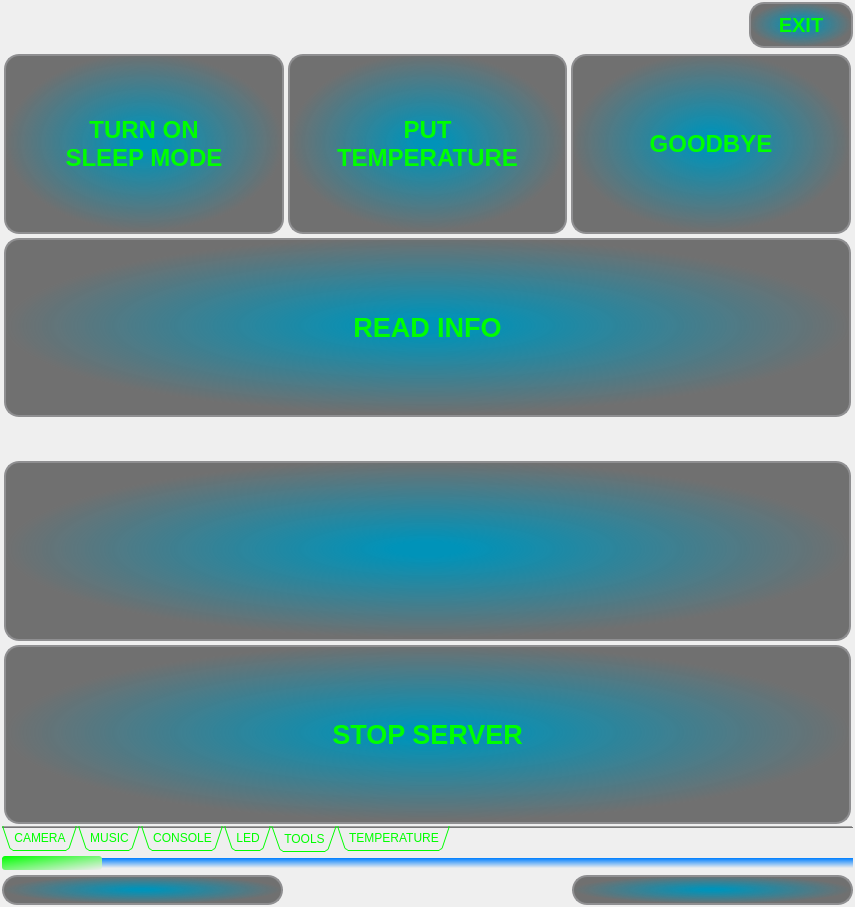
The window that iDom_Client/idom_client.ui (cyniu88/QT_kurs) describes before a commit, drawn with Qt 5.
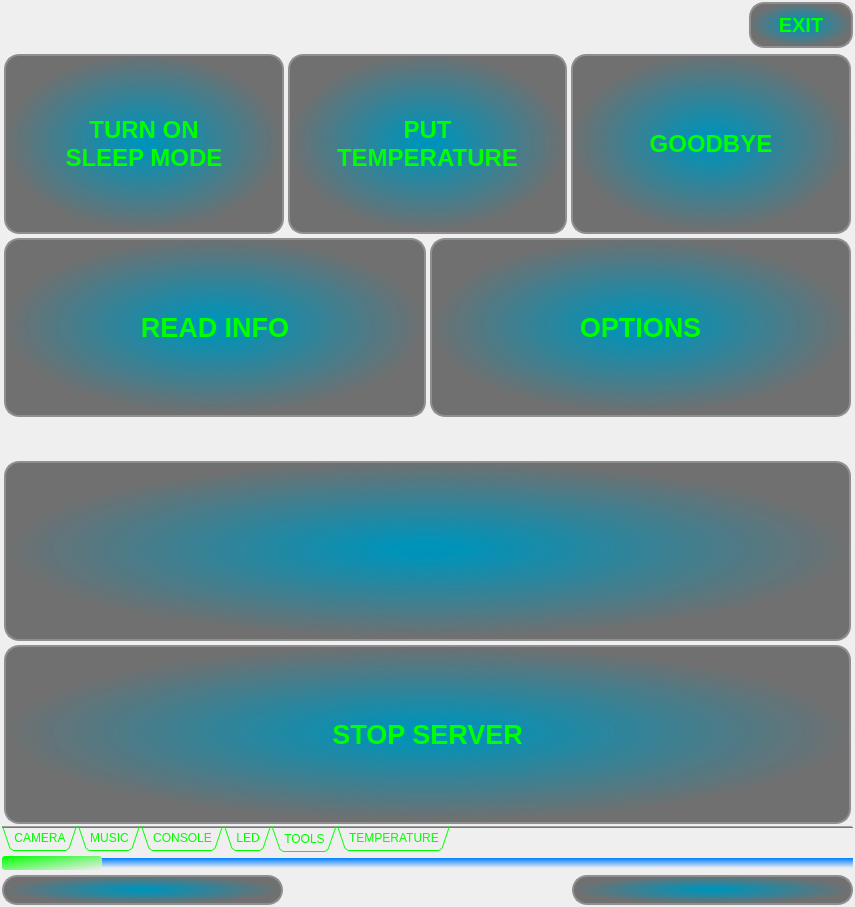
The same window after the commit. The open tabs and pages were chosen to show the change. Icons and pictures are not drawn.

The edit to the form file:
```diff
--- a/iDom_Client/idom_client.ui
+++ b/iDom_Client/idom_client.ui
@@ -98,7 +98,7 @@
        <enum>QTabWidget::Triangular</enum>
       </property>
       <property name="currentIndex">
-       <number>5</number>
+       <number>4</number>
       </property>
       <property name="iconSize">
        <size>
@@ -868,6 +868,11 @@
               <string>event temperature</string>
              </property>
             </item>
+            <item>
+             <property name="text">
+              <string>event RS232</string>
+             </property>
+            </item>
            </widget>
           </item>
           <item row="5" column="1">
@@ -1934,7 +1939,7 @@
         <string>kokoko</string>
        </attribute>
        <layout class="QGridLayout" name="gridLayout_11">
-        <item row="4" column="0">
+        <item row="5" column="0">
          <layout class="QGridLayout" name="gridLayout_12">
           <item row="0" column="0">
            <widget class="QPushButton" name="stopServerButton">
@@ -1972,36 +1977,6 @@
           </item>
          </layout>
         </item>
-        <item row="1" column="0">
-         <widget class="QPushButton" name="pushButton_ttsInfo">
-          <property name="sizePolicy">
-           <sizepolicy hsizetype="Minimum" vsizetype="Ignored">
-            <horstretch>0</horstretch>
-            <verstretch>0</verstretch>
-           </sizepolicy>
-          </property>
-          <property name="font">
-           <font>
-            <pointsize>20</pointsize>
-            <weight>75</weight>
-            <italic>false</italic>
-            <bold>true</bold>
-           </font>
-          </property>
-          <property name="styleSheet">
-           <string notr="true">QPushButton {background-color: qradialgradient(spread:pad, cx:0.499807, cy:0.489, radius:0.5, fx:0.499, fy:0.488909, stop:0.0795455 rgba(0, 147, 185, 255), stop:1 rgba(30, 30, 30, 155));
- border: 2px solid #8f8f91;
-border-radius: 15px;
-}
-QPushButton:pressed {
-border:none;
-}</string>
-          </property>
-          <property name="text">
-           <string>READ INFO</string>
-          </property>
-         </widget>
-        </item>
         <item row="0" column="0">
          <layout class="QHBoxLayout" name="horizontalLayout">
           <item>
@@ -2110,7 +2085,7 @@
           </item>
          </layout>
         </item>
-        <item row="2" column="0">
+        <item row="3" column="0">
          <spacer name="verticalSpacer">
           <property name="orientation">
            <enum>Qt::Vertical</enum>
@@ -2126,7 +2101,7 @@
           </property>
          </spacer>
         </item>
-        <item row="3" column="0">
+        <item row="4" column="0">
          <layout class="QHBoxLayout" name="horizontalLayout_4">
           <item>
            <widget class="QPushButton" name="connectdicsonnectButton">
@@ -2159,6 +2134,75 @@
           </item>
          </layout>
         </item>
+        <item row="1" column="0">
+         <layout class="QHBoxLayout" name="horizontalLayout_5">
+          <item>
+           <widget class="QPushButton" name="pushButton_ttsInfo">
+            <property name="sizePolicy">
+             <sizepolicy hsizetype="Minimum" vsizetype="Ignored">
+              <horstretch>0</horstretch>
+              <verstretch>0</verstretch>
+             </sizepolicy>
+            </property>
+            <property name="font">
+             <font>
+              <pointsize>20</pointsize>
+              <weight>75</weight>
+              <italic>false</italic>
+              <bold>true</bold>
+             </font>
+            </property>
+            <property name="styleSheet">
+             <string notr="true">QPushButton {background-color: qradialgradient(spread:pad, cx:0.499807, cy:0.489, radius:0.5, fx:0.499, fy:0.488909, stop:0.0795455 rgba(0, 147, 185, 255), stop:1 rgba(30, 30, 30, 155));
+ border: 2px solid #8f8f91;
+border-radius: 15px;
+}
+QPushButton:pressed {
+border:none;
+}</string>
+            </property>
+            <property name="text">
+             <string>READ INFO</string>
+            </property>
+           </widget>
+          </item>
+          <item>
+           <widget class="QPushButton" name="optionsButton">
+            <property name="sizePolicy">
+             <sizepolicy hsizetype="Minimum" vsizetype="Ignored">
+              <horstretch>0</horstretch>
+              <verstretch>0</verstretch>
+             </sizepolicy>
+            </property>
+            <property name="minimumSize">
+             <size>
+              <width>0</width>
+              <height>1</height>
+             </size>
+            </property>
+            <property name="font">
+             <font>
+              <pointsize>20</pointsize>
+              <weight>75</weight>
+              <bold>true</bold>
+             </font>
+            </property>
+            <property name="styleSheet">
+             <string notr="true">QPushButton {background-color: qradialgradient(spread:pad, cx:0.499807, cy:0.489, radius:0.5, fx:0.499, fy:0.488909, stop:0.0795455 rgba(0, 147, 185, 255), stop:1 rgba(30, 30, 30, 155));
+ border: 2px solid #8f8f91;
+border-radius: 15px;
+}
+QPushButton:pressed {
+border:none;
+}</string>
+            </property>
+            <property name="text">
+             <string>OPTIONS</string>
+            </property>
+           </widget>
+          </item>
+         </layout>
+        </item>
        </layout>
       </widget>
       <widget class="QWidget" name="tab_6">
```
